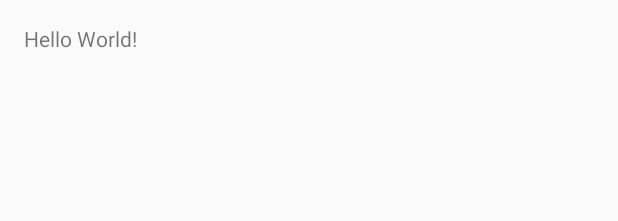
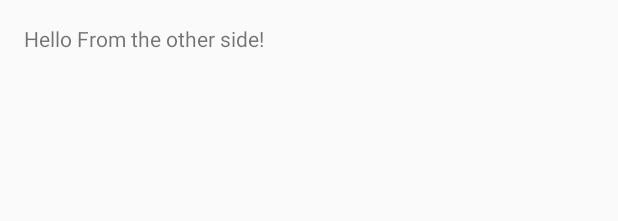
Before and after one commit to FaytMaruf/TryGit, an Android app: the layout activity_main.xml on its own in the app's theme, with its tools: preview values and no code run, on a phone screen of 412 x 824 dp. Shown: the top 221 px of the screen. Run offline under Robolectric (Android 15) with nearby library versions, the phone set to English and light mode, and no system bars.

Commit message:
change text

```diff
--- a/app/src/main/res/layout/activity_main.xml
+++ b/app/src/main/res/layout/activity_main.xml
@@ -12,5 +12,5 @@
     <TextView
         android:layout_width="wrap_content"
         android:layout_height="wrap_content"
-        android:text="Hello World!" />
+        android:text="Hello From the other side!" />
 </RelativeLayout>
```
